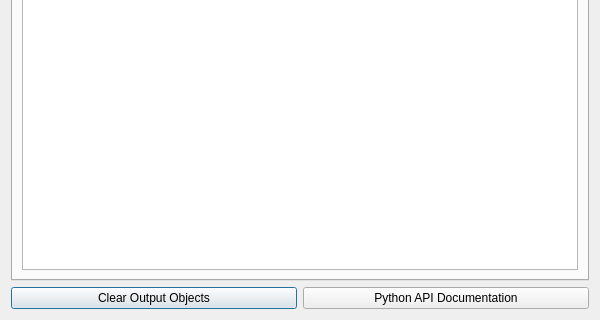
First picture: the form in src/Interface/Modules/Python/InterfaceWithPython.ui, repository SCIInstitute/SCIRun, before the edit; both pictures show x 0 to 600 and y 235 to 555 of the 600 by 555 pixel window.
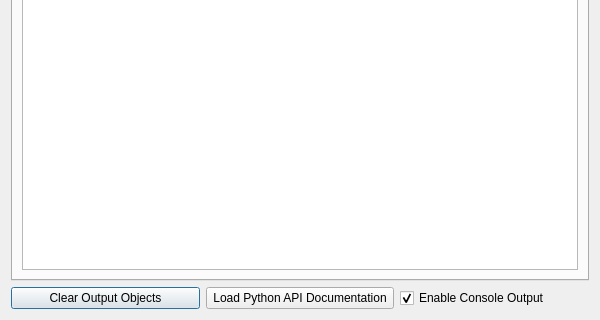
Second picture: the form after the edit.

```diff
--- a/src/Interface/Modules/Python/InterfaceWithPython.ui
+++ b/src/Interface/Modules/Python/InterfaceWithPython.ui
@@ -282,7 +282,17 @@
      <item>
       <widget class="QPushButton" name="pythonDocPushButton_">
        <property name="text">
-        <string>Python API Documentation</string>
+        <string>Load Python API Documentation</string>
+       </property>
+      </widget>
+     </item>
+     <item>
+      <widget class="QCheckBox" name="enableConsoleOutputCheckBox_">
+       <property name="text">
+        <string>Enable Console Output</string>
+       </property>
+       <property name="checked">
+        <bool>true</bool>
        </property>
       </widget>
      </item>
```
